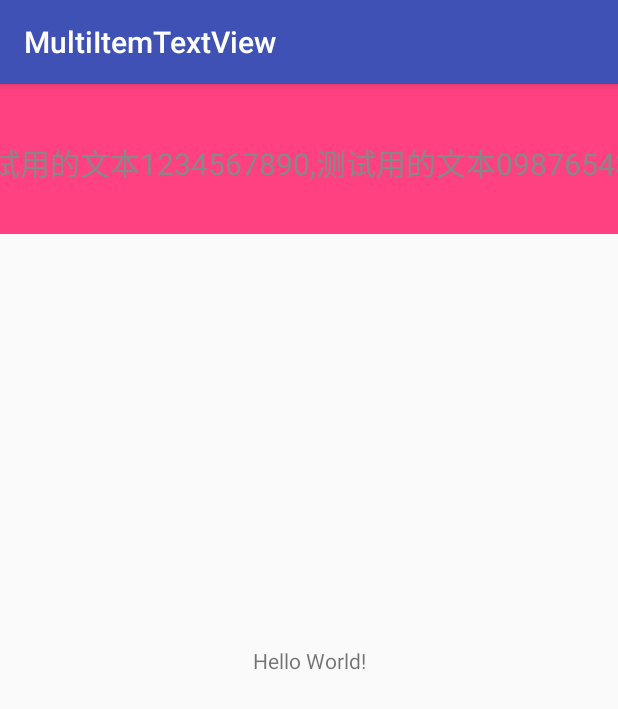
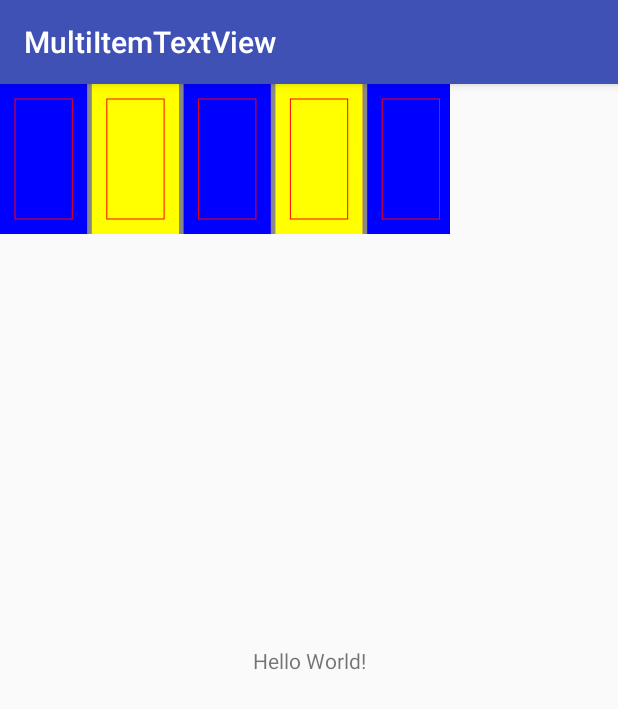
Before and after one commit to foolchen/MultiItemTextView, an Android app: the screen it shows after launch (MainActivity), on a phone screen of 412 x 824 dp. Shown: the top 709 px of the screen. Run offline under Robolectric (Android 15) with nearby library versions, the phone set to English and light mode, and no system bars.

Commit message:
计算条目的宽高及内容区域完成

```diff
--- a/app/src/main/res/layout/activity_main.xml
+++ b/app/src/main/res/layout/activity_main.xml
@@ -19,9 +19,12 @@
       />
 
   <com.foolchen.lib.multiitemtextview.MultiItemTextView
-      android:layout_width="match_parent"
+      android:layout_width="300dp"
       android:layout_height="100dp"
       android:background="@color/colorAccent"
+      app:mitv_count="5"
+      app:mitv_divider_width="3dp"
+      app:mitv_item_padding="10dp"
       app:mitv_text_size="20dp"
       app:mitv_texts="测试用的文本1234567890,测试用的文本0987654321"
       />
--- a/library/src/main/java/com/foolchen/lib/multiitemtextview/MultiItemTextView.kt
+++ b/library/src/main/java/com/foolchen/lib/multiitemtextview/MultiItemTextView.kt
@@ -26,6 +26,8 @@ open class MultiItemTextView : View {
   // item的宽高，如果未设置则根据文本变化
   private var mItemWidth = -1
   private var mItemHeight = -1
+  private var mDividerColor = Color.GRAY
+  private var mDividerWidth = 0F
 
   // 每个item的内边距
   private val mItemPadding = IntArray(4)
@@ -58,16 +60,35 @@ open class MultiItemTextView : View {
       mTextSize = ta.getDimension(R.styleable.MultiItemTextView_mitv_text_size, 24F)
       mItemWidth = ta.getDimensionPixelSize(R.styleable.MultiItemTextView_mitv_item_width, -1)
       mItemHeight = ta.getDimensionPixelSize(R.styleable.MultiItemTextView_mitv_item_height, -1)
+      mDividerColor = ta.getDimensionPixelSize(R.styleable.MultiItemTextView_mitv_divider_color,
+          Color.GRAY)
+      mDividerWidth = ta.getDimension(R.styleable.MultiItemTextView_mitv_divider_width, 1F)
       val padding = ta.getDimensionPixelSize(R.styleable.MultiItemTextView_mitv_item_padding, 0)
-      mItemPadding.fill(padding, 0, mItemPadding.size - 1)
-      mItemPadding[0] = ta.getDimensionPixelSize(
-          R.styleable.MultiItemTextView_mitv_item_padding_start, 0)
-      mItemPadding[1] = ta.getDimensionPixelSize(
-          R.styleable.MultiItemTextView_mitv_item_padding_top, 0)
-      mItemPadding[2] = ta.getDimensionPixelSize(
-          R.styleable.MultiItemTextView_mitv_item_padding_end, 0)
-      mItemPadding[3] = ta.getDimensionPixelSize(
-          R.styleable.MultiItemTextView_mitv_item_padding_bottom, 0)
+      mItemPadding.fill(padding, 0, mItemPadding.size)
+      ta.getDimensionPixelSize(
+          R.styleable.MultiItemTextView_mitv_item_padding_start, 0).let {
+        if (it != 0) {
+          mItemPadding[0] = it
+        }
+      }
+      ta.getDimensionPixelSize(
+          R.styleable.MultiItemTextView_mitv_item_padding_top, 0).let {
+        if (it != 0) {
+          mItemPadding[1] = it
+        }
+      }
+      ta.getDimensionPixelSize(
+          R.styleable.MultiItemTextView_mitv_item_padding_end, 0).let {
+        if (it != 0) {
+          mItemPadding[2] = it
+        }
+      }
+      ta.getDimensionPixelSize(
+          R.styleable.MultiItemTextView_mitv_item_padding_bottom, 0).let {
+        if (it != 0) {
+          mItemPadding[3] = it
+        }
+      }
       mText = ta.getString(R.styleable.MultiItemTextView_mitv_texts)
       ta.recycle()
     }
@@ -97,11 +118,44 @@ open class MultiItemTextView : View {
     // 绘制文本
     canvas.drawText(mText, startX, startY, mPaint)
 
+    drawItems(canvas)
+
     if (isInEditMode) {
       // 绘制中线，用于查看文本的位置
       mPaint.color = Color.GRAY
       mPaint.strokeWidth = 5F
       canvas.drawLine(0F, height / 2F, width.toFloat(), height / 2F, mPaint)
+    }
+  }
+
+  // 绘制各个条目
+  private fun drawItems(canvas: Canvas) {
+    val itemWidth = calItemWidth()
+    val top = calTop()
+    val bottom = calBottom()
+    for (i in 0 until mItemCount) {
+      val start = calStart(i, itemWidth)
+      val end = start + itemWidth
+
+      // 绘制整个条目的区域
+      mPaint.color = if (i % 2 == 0) Color.BLUE else Color.YELLOW
+      mPaint.style = Paint.Style.FILL
+      canvas.drawRect(start, top, end, bottom, mPaint)
+
+      // 绘制内容区域
+      mPaint.color = Color.RED
+      mPaint.strokeWidth = 1F
+      mPaint.style = Paint.Style.STROKE
+      canvas.drawRect(start + mItemPadding[0], top + mItemPadding[1], end - mItemPadding[2],
+          bottom - mItemPadding[3], mPaint)
+
+      if (mDividerWidth > 0) {
+        // 绘制分隔线
+        mPaint.color = mDividerColor
+        mPaint.strokeWidth = mDividerWidth
+        mPaint.style = Paint.Style.FILL
+        canvas.drawRect(end, top, end + mDividerWidth, bottom, mPaint)
+      }
     }
   }
 
@@ -131,4 +185,22 @@ open class MultiItemTextView : View {
     val fm = mPaint.fontMetricsInt
     return fm.bottom - fm.top
   }
+
+  // 计算每个条目的宽度
+  private fun calItemWidth(): Float {
+    return (width - paddingLeft - paddingRight - mDividerWidth * (mItemCount - 2)) / mItemCount.toFloat()
+  }
+
+  // 根据当前条目的位置，计算其起始位置
+  private fun calStart(index: Int, itemWidth: Float): Float {
+    return paddingLeft + index * (itemWidth + mDividerWidth)
+  }
+
+  private fun calTop(): Float {
+    return paddingTop.toFloat()
+  }
+
+  private fun calBottom(): Float {
+    return (height - paddingBottom).toFloat()
+  }
 }
--- a/library/src/main/res/values/attrs.xml
+++ b/library/src/main/res/values/attrs.xml
@@ -11,6 +11,8 @@
     <attr format="dimension" name="mitv_item_padding_top"/>
     <attr format="dimension" name="mitv_item_padding_end"/>
     <attr format="dimension" name="mitv_item_padding_bottom"/>
+    <attr format="dimension" name="mitv_divider_width"/>
+    <attr format="color" name="mitv_divider_color"/>
     <attr format="string" name="mitv_texts"/>
   </declare-styleable>
 </resources>
```
